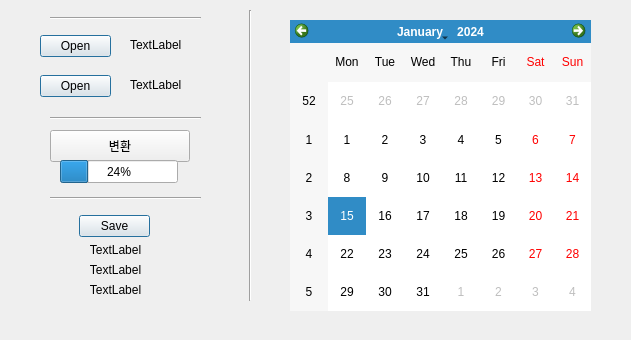
Before: the Qt Designer form program/uniform.ui in kwanghunkim328/auto_database, drawn with Qt 5.
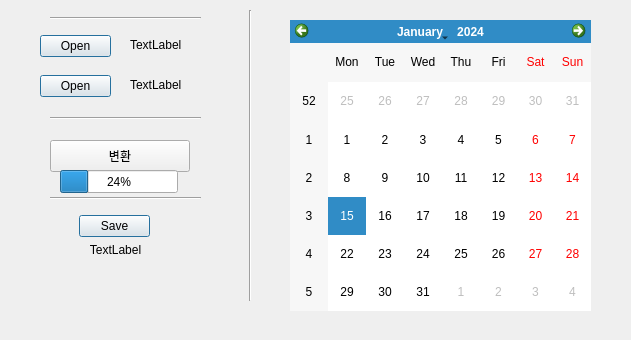
After: the same form once the commit is applied.

```diff
--- a/program/uniform.ui
+++ b/program/uniform.ui
@@ -69,7 +69,7 @@
    <property name="geometry">
     <rect>
      <x>50</x>
-     <y>130</y>
+     <y>140</y>
      <width>140</width>
      <height>32</height>
     </rect>
@@ -78,19 +78,6 @@
     <string>변환</string>
    </property>
   </widget>
-  <widget class="QProgressBar" name="progressBar">
-   <property name="geometry">
-    <rect>
-     <x>60</x>
-     <y>160</y>
-     <width>118</width>
-     <height>23</height>
-    </rect>
-   </property>
-   <property name="value">
-    <number>24</number>
-   </property>
-  </widget>
   <widget class="QDialogButtonBox" name="Save_to_btn">
    <property name="geometry">
     <rect>
@@ -198,42 +185,17 @@
     <set>Qt::AlignCenter</set>
    </property>
   </widget>
-  <widget class="QLabel" name="honest_label">
+  <widget class="QProgressBar" name="progressBar">
    <property name="geometry">
     <rect>
-     <x>10</x>
-     <y>260</y>
-     <width>211</width>
-     <height>20</height>
+     <x>60</x>
+     <y>170</y>
+     <width>118</width>
+     <height>23</height>
     </rect>
    </property>
-   <property name="layoutDirection">
-    <enum>Qt::LeftToRight</enum>
-   </property>
-   <property name="text">
-    <string>TextLabel</string>
-   </property>
-   <property name="alignment">
-    <set>Qt::AlignCenter</set>
-   </property>
-  </widget>
-  <widget class="QLabel" name="curation_label">
-   <property name="geometry">
-    <rect>
-     <x>10</x>
-     <y>280</y>
-     <width>211</width>
-     <height>20</height>
-    </rect>
-   </property>
-   <property name="layoutDirection">
-    <enum>Qt::LeftToRight</enum>
-   </property>
-   <property name="text">
-    <string>TextLabel</string>
-   </property>
-   <property name="alignment">
-    <set>Qt::AlignCenter</set>
+   <property name="value">
+    <number>24</number>
    </property>
   </widget>
  </widget>
```
Left out of the diff: 2 changed lines with no effect on the pictures.
